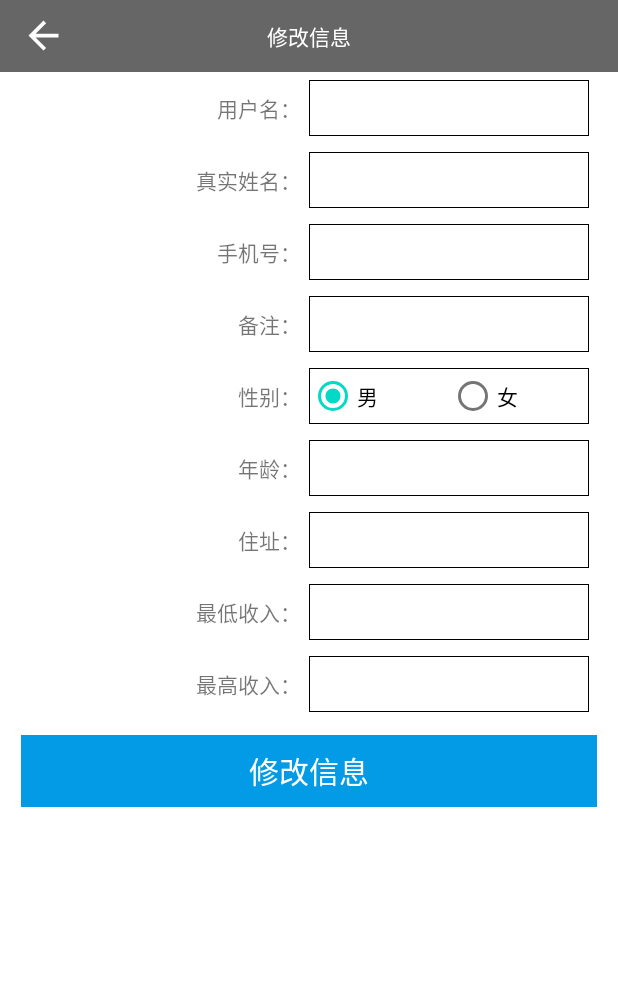
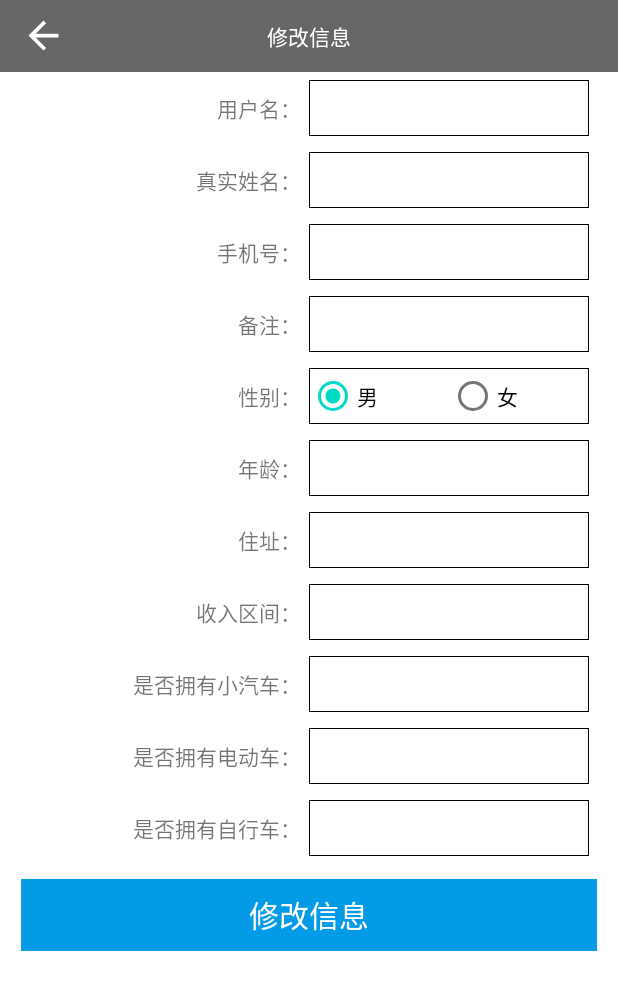
Before and after one commit to zhangjunpeng/point, an Android app: the EditUserInfoActivity screen opened directly, with no data from a screen before it, on a phone screen of 412 x 824 dp. Shown: the top 990 px of the screen. Run offline under Robolectric (Android 15) with nearby library versions, the phone set to English and light mode, and no system bars; our stand-ins replace Room's generated code; libraries missing offline, so code that uses them is left out: com.blankj.utilcode, com.tencent.bugly; 3 statements that could not run were skipped.

Commit message:
修改个人信息，未完成

```diff
--- a/app/src/main/java/com/zjdx/point/data/repository/EditRepository.kt
+++ b/app/src/main/java/com/zjdx/point/data/repository/EditRepository.kt
@@ -7,40 +7,3 @@ import com.zjdx.point.data.bean.SysUser
 import com.zjdx.point.data.bean.UserInfoModel
 import kotlinx.coroutines.Dispatchers
 import kotlinx.coroutines.withContext
-
-class EditRepository() {
-    val dataSource = DataSource()
-    suspend fun getUserInfo(userCode: String): Back<UserInfoModel> {
-        return withContext(Dispatchers.IO) {
-            dataSource.getUserInfo(userCode)
-        }
-    }
-
-    suspend fun editUserInfo(
-        id: String,
-        userCode: String,
-        userName: String?,
-        telphone: String?,
-        note: String?,
-        sex: Int?,
-        age: String?,
-        address: String?,
-        minsalary: String?,
-        maxsalary: String?
-    ): Back<SubmitBackModel> {
-        return withContext(Dispatchers.IO) {
-            dataSource.editUserInfo(
-                id,
-                userCode,
-                userName,
-                telphone,
-                note,
-                sex,
-                age,
-                address,
-                minsalary,
-                maxsalary
-            )
-        }
-    }
-}
--- a/app/src/main/java/com/zjdx/point/ui/edit/EditUserInfoActivity.kt
+++ b/app/src/main/java/com/zjdx/point/ui/edit/EditUserInfoActivity.kt
@@ -8,10 +8,12 @@ import androidx.activity.viewModels
 import com.blankj.utilcode.util.SPUtils
 import com.blankj.utilcode.util.ToastUtils
 import com.zjdx.point.NameSpace
+import com.zjdx.point.PointApplication
 import com.zjdx.point.R
-import com.zjdx.point.data.repository.EditRepository
+import com.zjdx.point.data.repository.DataBaseRepository
 import com.zjdx.point.databinding.ActivityRegisterBinding
 import com.zjdx.point.ui.base.BaseActivity
+import com.zjdx.point.ui.viewmodel.ViewModelFactory
 
 class EditUserInfoActivity : BaseActivity() {
     lateinit var binding: ActivityRegisterBinding
@@ -19,12 +21,17 @@ class EditUserInfoActivity : BaseActivity() {
     var id: Int? = null
 
     val editUserInfoViewModel by viewModels<EditUserInfoViewModel> {
-        EditUserInfoViewModelFactory(EditRepository())
+        ViewModelFactory((application as PointApplication).travelRepository)
     }
 
     override fun initRootView() {
         binding = ActivityRegisterBinding.inflate(layoutInflater)
         setContentView(binding.root)
+
+        if (intent.getBooleanExtra("isEidit",false)){
+            ToastUtils.showLong("请完善信息！")
+        }
+
 
     }
 
@@ -74,22 +81,21 @@ class EditUserInfoActivity : BaseActivity() {
     }
 
     override fun initViewMoedl() {
-        editUserInfoViewModel.sysUserLiveData.observe(this, { user ->
+        editUserInfoViewModel.sysUserLiveData.observe(this) { user ->
             dismissProgressDialog()
             id = user.id
-
             user!!.address?.let {
                 binding.addressRegisterAc.setText(it)
             }
             user.age.let {
                 binding.ageRegisterAc.setText(it.toString())
             }
-            user.maxsalary?.let {
-                binding.maxsalaryRegisterAc.setText(it)
-            }
-            user.minsalary?.let {
-                binding.minsalaryRegisterAc.setText(it)
-            }
+//            user.maxsalary?.let {
+//                binding.maxsalaryRegisterAc.setText(it)
+//            }
+//            user.minsalary?.let {
+//                binding.minsalaryRegisterAc.setText(it)
+//            }
             user.telphone?.let {
                 binding.telphoneRegisterAc.setText(it)
             }
@@ -108,8 +114,8 @@ class EditUserInfoActivity : BaseActivity() {
                 }
             }
 
-        })
-        editUserInfoViewModel.errorBack.observe(this, {
+        }
+        editUserInfoViewModel.errorBack.observe(this) {
             dismissProgressDialog()
             if (it.code == 0) {
                 ToastUtils.showLong("修改成功")
@@ -117,7 +123,7 @@ class EditUserInfoActivity : BaseActivity() {
             } else {
                 ToastUtils.showLong(it.msg)
             }
-        })
+        }
     }
 
     override fun initData() {
--- a/app/src/main/java/com/zjdx/point/ui/edit/EditUserInfoViewModel.kt
+++ b/app/src/main/java/com/zjdx/point/ui/edit/EditUserInfoViewModel.kt
@@ -9,17 +9,21 @@ import com.zjdx.point.NameSpace
 import com.zjdx.point.data.bean.Back
 import com.zjdx.point.data.bean.SubmitBackModel
 import com.zjdx.point.data.bean.SysUser
-import com.zjdx.point.data.repository.EditRepository
-import com.zjdx.point.ui.base.BaseListViewModel
-import com.zjdx.point.ui.history.HistoryLocationViewModel
-import com.zjdx.point.ui.history.HistoryTravelViewModel
-import com.zjdx.point.ui.main.MainViewModel
+import com.zjdx.point.data.repository.DataBaseRepository
 import kotlinx.coroutines.launch
 
-class EditUserInfoViewModel(val repository: EditRepository) : ViewModel() {
+class EditUserInfoViewModel(val repository: DataBaseRepository) : ViewModel() {
 
     val sysUserLiveData = MutableLiveData<SysUser>()
     val errorBack = MutableLiveData<SubmitBackModel>()
+
+
+    val ageList=arrayListOf( "0-17","18-35","36-60","60以上")
+    val salaryList= arrayListOf( "0-2000","2000-5000","5000-10000","10000-")
+    val hasCarList= arrayListOf("是","否")
+    val hasVeList= arrayListOf("是","否")
+    val hasBicList= arrayListOf("是","否")
+
 
     fun getUserInfo() {
         viewModelScope.launch {
@@ -69,14 +73,3 @@ class EditUserInfoViewModel(val repository: EditRepository) : ViewModel() {
     }
 
 }
-
-class EditUserInfoViewModelFactory(val repository: EditRepository) : ViewModelProvider.Factory {
-    override fun <T : ViewModel> create(modelClass: Class<T>): T {
-        if (modelClass.isAssignableFrom(EditUserInfoViewModel::class.java)) {
-            @Suppress("UNCHECKED_CAST")
-            return EditUserInfoViewModel(repository) as T
-        }
-
-        throw IllegalArgumentException("Unknown ViewModel class")
-    }
-}
--- a/app/src/main/java/com/zjdx/point/ui/login/LoginActivity.kt
+++ b/app/src/main/java/com/zjdx/point/ui/login/LoginActivity.kt
@@ -82,7 +82,6 @@ class LoginActivity : BaseActivity() {
 
                 SPUtils.getInstance().put(NameSpace.ISLOGIN, true)
                 SPUtils.getInstance().put(NameSpace.UID, it.sysUser.usercode)
-
                 //Complete and destroy login activity once successful
                 startActivity(Intent(this, MainActivity::class.java))
                 finish()
--- a/app/src/main/java/com/zjdx/point/ui/viewmodel/ViewModelFactory.kt
+++ b/app/src/main/java/com/zjdx/point/ui/viewmodel/ViewModelFactory.kt
@@ -4,6 +4,7 @@ import androidx.lifecycle.ViewModel
 import androidx.lifecycle.ViewModelProvider
 import com.zjdx.point.data.repository.DataBaseRepository
 import com.zjdx.point.ui.base.BaseListViewModel
+import com.zjdx.point.ui.edit.EditUserInfoViewModel
 import com.zjdx.point.ui.tagging.HisTagViewModel
 import com.zjdx.point.ui.history.HistoryLocationViewModel
 import com.zjdx.point.ui.history.HistoryTravelViewModel
@@ -32,6 +33,10 @@ class ViewModelFactory(private val repository: DataBaseRepository) :
             @Suppress("UNCHECKED_CAST")
             return HisTagViewModel(repository) as T
         }
+        if (modelClass.isAssignableFrom(EditUserInfoViewModel::class.java)) {
+            @Suppress("UNCHECKED_CAST")
+            return EditUserInfoViewModel(repository) as T
+        }
         throw IllegalArgumentException("Unknown ViewModel class")
     }
 }
--- a/app/src/main/res/layout/activity_register.xml
+++ b/app/src/main/res/layout/activity_register.xml
@@ -181,7 +181,7 @@
                 android:gravity="right|center_vertical"
                 android:text="年龄："
                 />
-            <EditText
+            <Spinner
                 android:id="@+id/age_register_ac"
                 android:layout_width="0dp"
                 android:layout_height="match_parent"
@@ -222,9 +222,9 @@
                 android:layout_height="match_parent"
                 android:layout_weight="1"
                 android:gravity="right|center_vertical"
-                android:text="最低收入："
+                android:text="收入区间："
                 />
-            <EditText
+            <Spinner
                 android:id="@+id/minsalary_register_ac"
                 android:layout_width="0dp"
                 android:layout_height="match_parent"
@@ -243,10 +243,52 @@
                 android:layout_height="match_parent"
                 android:layout_weight="1"
                 android:gravity="right|center_vertical"
-                android:text="最高收入："
+                android:text="是否拥有小汽车："
                 />
-            <EditText
-                android:id="@+id/maxsalary_register_ac"
+            <Spinner
+                android:id="@+id/have_car_register_ac"
+                android:layout_width="0dp"
+                android:layout_height="match_parent"
+                android:layout_weight="1"
+                android:background="@drawable/border_edit"
+                android:layout_margin="5dp"
+                />
+        </LinearLayout>
+        <LinearLayout
+            android:layout_width="match_parent"
+            android:layout_height="48dp"
+            android:orientation="horizontal"
+            >
+            <TextView
+                android:layout_width="0dp"
+                android:layout_height="match_parent"
+                android:layout_weight="1"
+                android:gravity="right|center_vertical"
+                android:text="是否拥有电动车："
+                />
+            <Spinner
+                android:id="@+id/have_ve_register_ac"
+                android:layout_width="0dp"
+                android:layout_height="match_parent"
+                android:layout_weight="1"
+                android:background="@drawable/border_edit"
+                android:layout_margin="5dp"
+                />
+        </LinearLayout>
+        <LinearLayout
+            android:layout_width="match_parent"
+            android:layout_height="48dp"
+            android:orientation="horizontal"
+            >
+            <TextView
+                android:layout_width="0dp"
+                android:layout_height="match_parent"
+                android:layout_weight="1"
+                android:gravity="right|center_vertical"
+                android:text="是否拥有自行车："
+                />
+            <Spinner
+                android:id="@+id/have_bic_register_ac"
                 android:layout_width="0dp"
                 android:layout_height="match_parent"
                 android:layout_weight="1"
```
Also changed, not shown: app/src/main/java/com/zjdx/point/data/DataSource.kt (+11 -5 lines), app/src/main/java/com/zjdx/point/data/bean/LoginModel.kt (+9 -4 lines), app/src/main/java/com/zjdx/point/data/repository/DataBaseRepository.kt (+36 -4 lines), app/src/main/java/com/zjdx/point/ui/main/MainActivity.kt (+12 -12 lines), app/src/main/java/com/zjdx/point/ui/main/MainViewModel.kt (+19 -0 lines).
